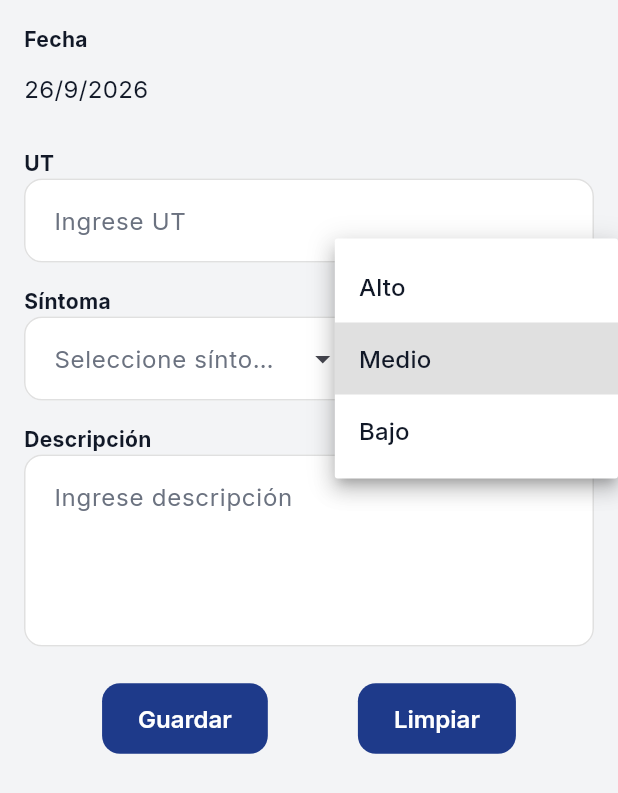
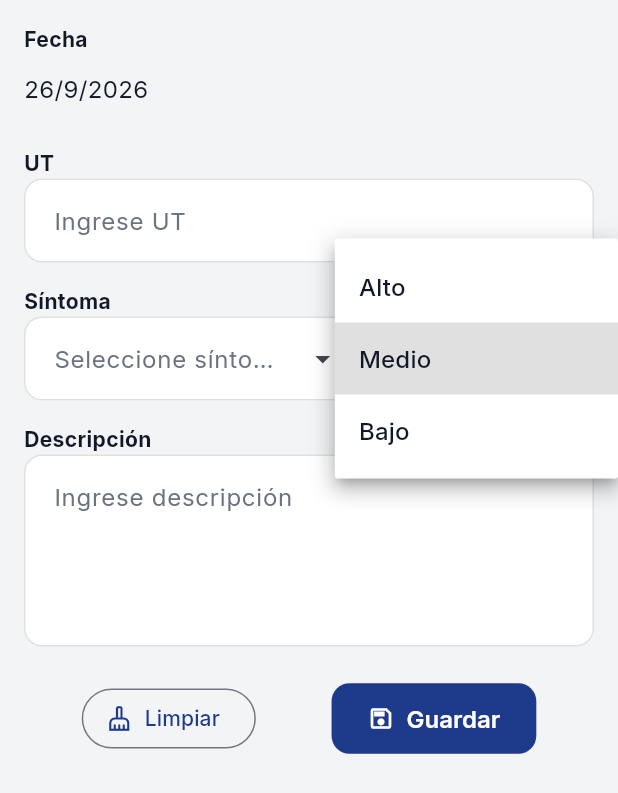
Before and after one commit to yhobany/MulReportCND, a Flutter app: the RegisterScreen screen opened directly, after a tap on "Medio", on a phone screen of 412 x 824 dp. Shown: the top 793 px of the screen. Run offline on Flutter 3.47's test engine with Material 3 defaults, Android fonts, the phone set to English and light mode, and no system bars; our stand-ins replace cloud_firestore, connectivity_plus, file_picker, firebase_auth, firebase_core, google_fonts and 2 more; accounts and stored records are empty.

Commit message:
feat: reorder register buttons, add optimistic delete update, and lock portrait orientation

```diff
--- a/lib/register_screen.dart
+++ b/lib/register_screen.dart
@@ -374,24 +374,26 @@ class _RegisterScreenState extends State<RegisterScreen> {
           ),
           const SizedBox(height: 24),
 
-          // CORREGIDO OVERFLOW AQUÍ: Uso de Wrap para los botones inferiores
+          // Botones inferiores: Limpiar (secundario, izquierda) y Guardar (primario, derecha)
           Wrap(
             alignment: WrapAlignment.spaceEvenly,
-            spacing: 8.0,
+            spacing: 12.0,
             runSpacing: 8.0,
             children: [
-              ElevatedButton(
-                onPressed: _handleSave,
-                child: const Text('Guardar'),
-              ),
-              ElevatedButton(
+              OutlinedButton.icon(
+                icon: const Icon(Icons.cleaning_services_outlined, size: 18),
                 onPressed: () {
                   _utController.clear();
                   _symptomController.clear();
                   _descriptionController.clear();
                   setState(() { _selectedPriority = 'Medio'; });
                 },
-                child: const Text('Limpiar'),
+                label: const Text('Limpiar'),
+              ),
+              ElevatedButton.icon(
+                icon: const Icon(Icons.save_outlined, size: 18),
+                onPressed: _handleSave,
+                label: const Text('Guardar'),
               ),
             ],
           )
```
Also changed, not shown: lib/main.dart (+8 -0 lines), lib/report_screen.dart (+6 -2 lines), 2 other files.
